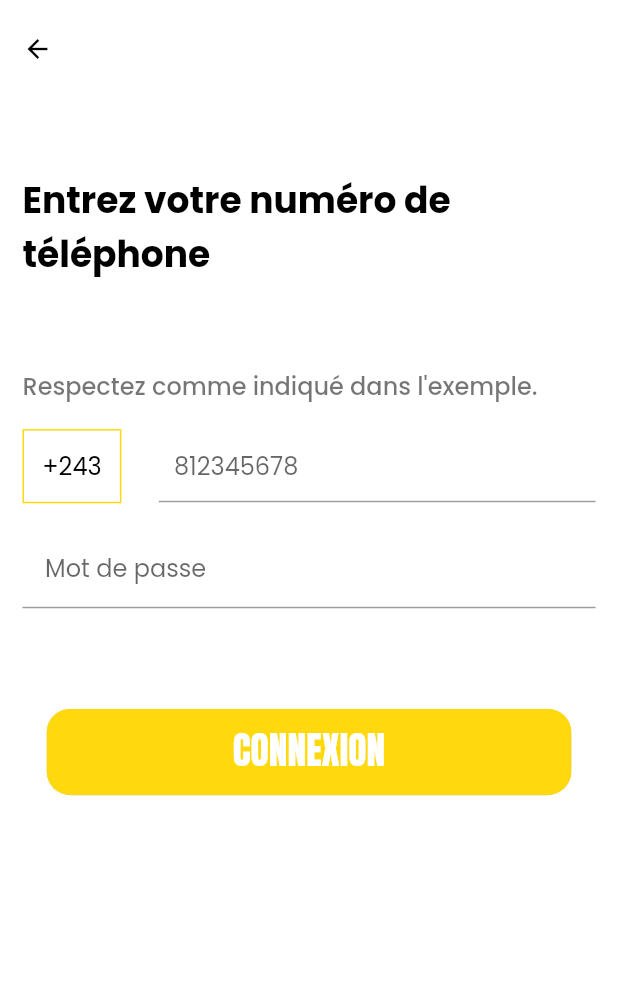
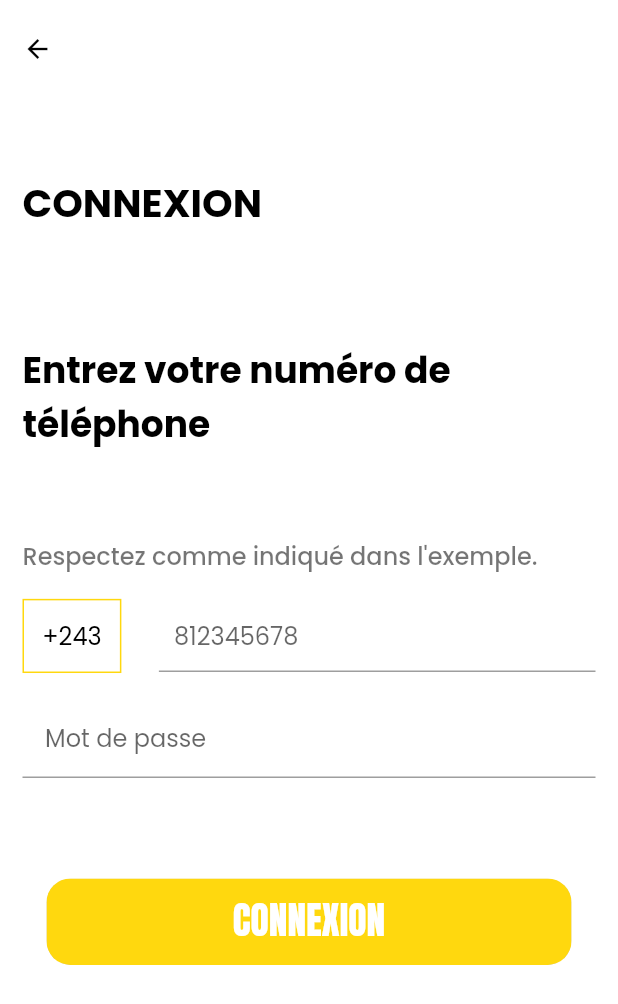
Before and after one commit to Domiynsbelhanda/goplus, a Flutter app: the PhoneNumberScreen screen opened directly, on a phone screen of 412 x 824 dp. Shown: the top 1004 px of the screen. Run offline on Flutter 3.47's test engine with Material 2 defaults, Android fonts, the phone set to English and light mode, and no system bars; our stand-ins replace animated_splash_screen, cloud_firestore, dio, firebase_core, flutter_secure_storage, flutter_svg and 4 more; missing offline and left inert: cool_stepper, flutter_google_places_hoc081098, flutter_timer_countdown, google_api_headers, google_maps_webservice; accounts and stored records are empty; project files that could hold a hidden picture were left out.

Commit message:
[STYLE] Add connexion text

```diff
--- a/lib/screens/enter_phone_number_screen.dart
+++ b/lib/screens/enter_phone_number_screen.dart
@@ -38,6 +38,16 @@ class _PhoneNumberScreenState extends State<PhoneNumberScreen> {
             children: [
               APPBAR(),
               SizedBox(height: size.height * 0.08),
+
+              const Text(
+                'CONNEXION',
+                style: TextStyle(
+                    fontWeight: FontWeight.bold,
+                    fontSize: 26.0
+                ),
+              ),
+
+              SizedBox(height: size.height * 0.09,),
 
               const Text(
                 'Entrez votre numéro de téléphone',
```
